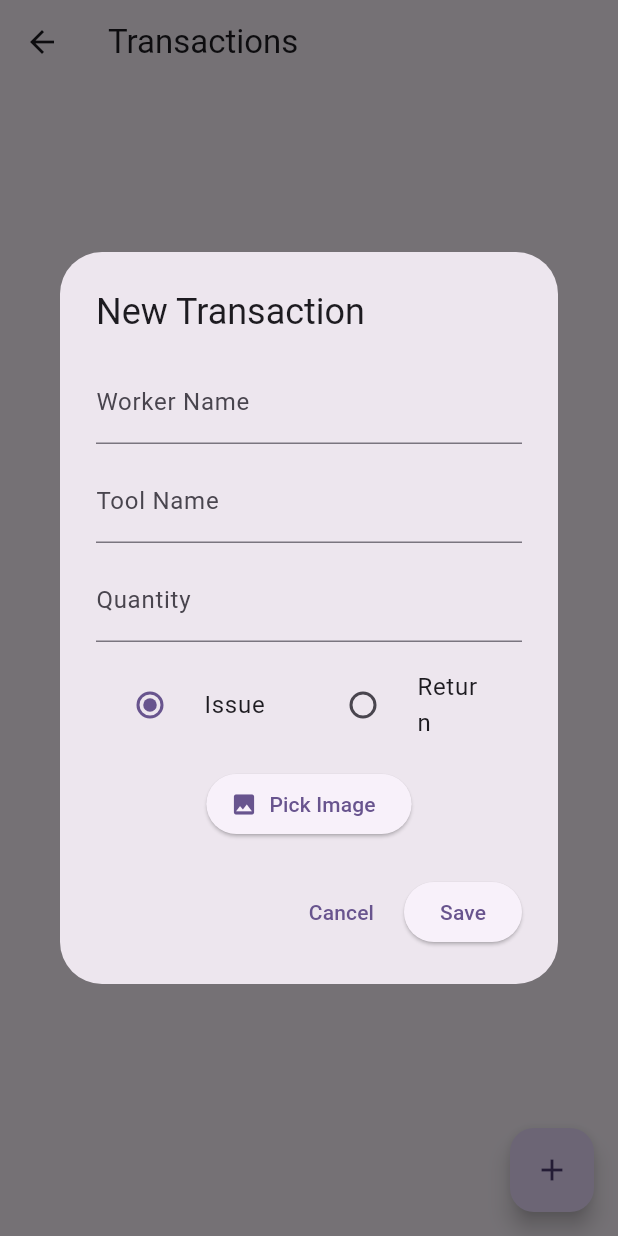
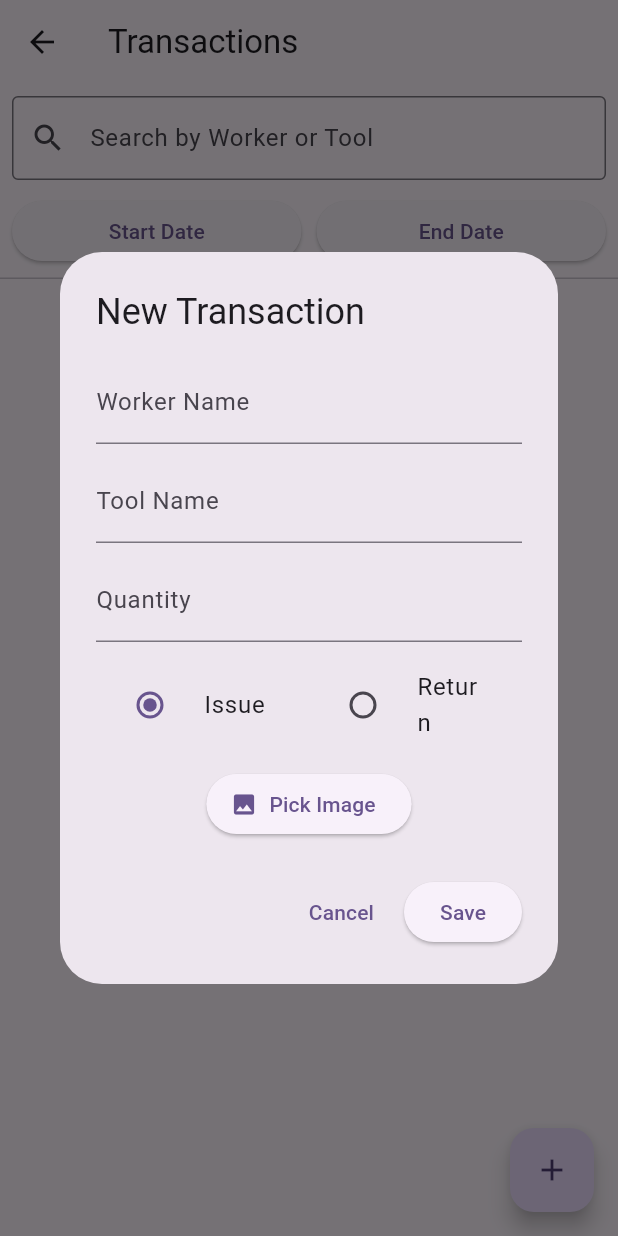
Before and after one commit to KingNarmar/tools_tracking, a Flutter app: the TransactionsPage screen opened directly, after a tap on the "add" icon, on a phone screen of 412 x 824 dp. Run offline on Flutter 3.47's test engine with Material 3 defaults, Android fonts, the phone set to English and light mode, and no system bars; our stand-ins replace drift, image_picker; accounts and stored records are empty; generated files the repository leaves out were written again.

Commit message:
add Search bar to transactions page

```diff
--- a/lib/data/app_database.dart
+++ b/lib/data/app_database.dart
@@ -169,20 +169,28 @@ class AppDatabase extends _$AppDatabase {
       (delete(transactionsTable)..where((t) => t.id.equals(id))).go();
 
   Future<List<TransactionWithDetails>> getAllTransactionsWithDetails() {
-    final trx = select(transactionsTable).join([
-      leftOuterJoin(workers, workers.id.equalsExp(transactionsTable.workerId)),
-      leftOuterJoin(tools, tools.id.equalsExp(transactionsTable.toolId)),
-    ]);
+    final trx =
+        (select(transactionsTable)..orderBy([
+              (t) => OrderingTerm.desc(t.date), // ⬅️ هنا التعديل المهم
+            ]))
+            .join([
+              leftOuterJoin(
+                workers,
+                workers.id.equalsExp(transactionsTable.workerId),
+              ),
+              leftOuterJoin(
+                tools,
+                tools.id.equalsExp(transactionsTable.toolId),
+              ),
+            ]);
 
-    return trx
-        .map(
-          (row) => TransactionWithDetails(
-            transaction: row.readTable(transactionsTable),
-            worker: row.readTable(workers),
-            tool: row.readTable(tools),
-          ),
-        )
-        .get();
+    return trx.map((row) {
+      return TransactionWithDetails(
+        transaction: row.readTable(transactionsTable),
+        worker: row.readTable(workers),
+        tool: row.readTable(tools),
+      );
+    }).get();
   }
 }
 
--- a/lib/main.dart
+++ b/lib/main.dart
@@ -3,8 +3,6 @@ import 'package:provider/provider.dart';
 
 import 'package:tools_tracking/data/database_provider.dart';
 import 'package:tools_tracking/pages/main_menu_page.dart';
-
-import 'package:tools_tracking/pages/transactions_page.dart';
 
 Future<void> main() async {
   runApp(
--- a/lib/pages/transactions_page.dart
+++ b/lib/pages/transactions_page.dart
@@ -1,9 +1,9 @@
+import 'dart:io';
 import 'package:flutter/material.dart';
 import 'package:provider/provider.dart';
 import 'package:tools_tracking/data/app_database.dart';
 import 'package:tools_tracking/data/database_provider.dart';
 import 'package:tools_tracking/widgets/add_edit_transaction_form.dart';
-import 'dart:io';
 
 class TransactionsPage extends StatefulWidget {
   const TransactionsPage({super.key});
@@ -14,6 +14,9 @@ class TransactionsPage extends StatefulWidget {
 
 class _TransactionsPageState extends State<TransactionsPage> {
   List<TransactionWithDetails> transactions = [];
+  TextEditingController _searchController = TextEditingController();
+  DateTime? _startDate;
+  DateTime? _endDate;
 
   @override
   void initState() {
@@ -27,17 +30,36 @@ class _TransactionsPageState extends State<TransactionsPage> {
     setState(() => transactions = data);
   }
 
+  void _applyFilters() async {
+    final db = Provider.of<DatabaseProvider>(context, listen: false).database;
+    final data = await db.getAllTransactionsWithDetails();
+
+    final query = _searchController.text.trim().toLowerCase();
+
+    final filtered = data.where((trx) {
+      final matchSearch =
+          trx.worker.name.toLowerCase().contains(query) ||
+          trx.tool.name.toLowerCase().contains(query);
+
+      final matchStart =
+          _startDate == null ||
+          trx.transaction.date.isAfter(
+            _startDate!.subtract(const Duration(days: 1)),
+          );
+      final matchEnd =
+          _endDate == null ||
+          trx.transaction.date.isBefore(_endDate!.add(const Duration(days: 1)));
+
+      return matchSearch && matchStart && matchEnd;
+    }).toList();
+
+    setState(() => transactions = filtered);
+  }
+
   Future<void> _deleteTransaction(int id) async {
     final db = Provider.of<DatabaseProvider>(context, listen: false).database;
     await (db.delete(db.transactionsTable)..where((t) => t.id.equals(id))).go();
     await _loadTransactions();
-  }
-
-  void _openAddForm() {
-    showDialog(
-      context: context,
-      builder: (_) => AddEditTransactionForm(onSaved: _loadTransactions),
-    );
   }
 
   void _confirmDelete(BuildContext context, int id) {
@@ -86,6 +108,13 @@ class _TransactionsPageState extends State<TransactionsPage> {
     );
   }
 
+  void _openAddForm() {
+    showDialog(
+      context: context,
+      builder: (_) => AddEditTransactionForm(onSaved: _loadTransactions),
+    );
+  }
+
   @override
   Widget build(BuildContext context) {
     return Scaffold(
@@ -94,13 +123,82 @@ class _TransactionsPageState extends State<TransactionsPage> {
         onPressed: _openAddForm,
         child: const Icon(Icons.add),
       ),
-      body: transactions.isEmpty
+      body: Column(
+        children: [
+          Padding(
+            padding: const EdgeInsets.all(8.0),
+            child: Column(
+              children: [
+                TextField(
+                  controller: _searchController,
+                  decoration: const InputDecoration(
+                    labelText: "Search by Worker or Tool",
+                    prefixIcon: Icon(Icons.search),
+                    border: OutlineInputBorder(),
+                  ),
+                  onChanged: (_) => _applyFilters(),
+                ),
+                const SizedBox(height: 10),
+                Row(
+                  children: [
+                    Expanded(
+                      child: ElevatedButton(
+                        onPressed: () async {
+                          final picked = await showDatePicker(
+                            context: context,
+                            initialDate: DateTime.now().subtract(
+                              const Duration(days: 30),
+                            ),
+                            firstDate: DateTime(2020),
+                            lastDate: DateTime.now(),
+                          );
+                          if (picked != null) {
+                            setState(() => _startDate = picked);
+                            _applyFilters();
+                          }
+                        },
+                        child: Text(
+                          _startDate == null
+                              ? "Start Date"
+                              : "From: ${_startDate!.toLocal()}".split(' ')[0],
+                        ),
+                      ),
+                    ),
+                    const SizedBox(width: 10),
+                    Expanded(
+                      child: ElevatedButton(
+                        onPressed: () async {
+                          final picked = await showDatePicker(
+                            context: context,
+                            initialDate: DateTime.now(),
+                            firstDate: DateTime(2020),
+                            lastDate: DateTime.now(),
+                          );
+                          if (picked != null) {
+                            setState(() => _endDate = picked);
+                            _applyFilters();
+                          }
+                        },
+                        child: Text(
+                          _endDate == null
+                              ? "End Date"
+                              : "To: ${_endDate!.toLocal()}".split(' ')[0],
+                        ),
+                      ),
+                    ),
+                  ],
+                ),
+              ],
+            ),
+          ),
+          const Divider(height: 0),
+          Expanded(
+            child: transactions.isEmpty
                 ? const Center(child: Text("No transactions yet"))
                 : ListView.builder(
                     itemCount: transactions.length,
                     itemBuilder: (context, index) {
                       final trx = transactions[index];
-
                       final imagePath = trx.transaction.issue > 0
                           ? trx.transaction.issueImagePath
                           : trx.transaction.returnImagePath;
@@ -155,6 +253,9 @@ class _TransactionsPageState extends State<TransactionsPage> {
                       );
                     },
                   ),
+          ),
+        ],
+      ),
     );
   }
 }
--- a/lib/widgets/add_edit_transaction_form.dart
+++ b/lib/widgets/add_edit_transaction_form.dart
@@ -136,8 +136,9 @@ class _AddEditTransactionFormState extends State<AddEditTransactionForm> {
             children: [
               Autocomplete<String>(
                 optionsBuilder: (TextEditingValue textEditingValue) async {
-                  if (textEditingValue.text.isEmpty)
+                  if (textEditingValue.text.isEmpty) {
                     return const Iterable<String>.empty();
+                  }
                   await fetchWorkerSuggestions(textEditingValue.text);
                   return workerSuggestions;
                 },
@@ -161,8 +162,9 @@ class _AddEditTransactionFormState extends State<AddEditTransactionForm> {
               const SizedBox(height: 10),
               Autocomplete<String>(
                 optionsBuilder: (TextEditingValue textEditingValue) async {
-                  if (textEditingValue.text.isEmpty)
+                  if (textEditingValue.text.isEmpty) {
                     return const Iterable<String>.empty();
+                  }
                   await fetchToolSuggestions(textEditingValue.text);
                   return toolSuggestions;
                 },
```
Also changed, not shown: lib/pages/main_menu_page.dart (+9 -0 lines), lib/pages/reports_page.dart (added, +59 -0 lines). Lines whose indentation alone changed are shown as unchanged.
